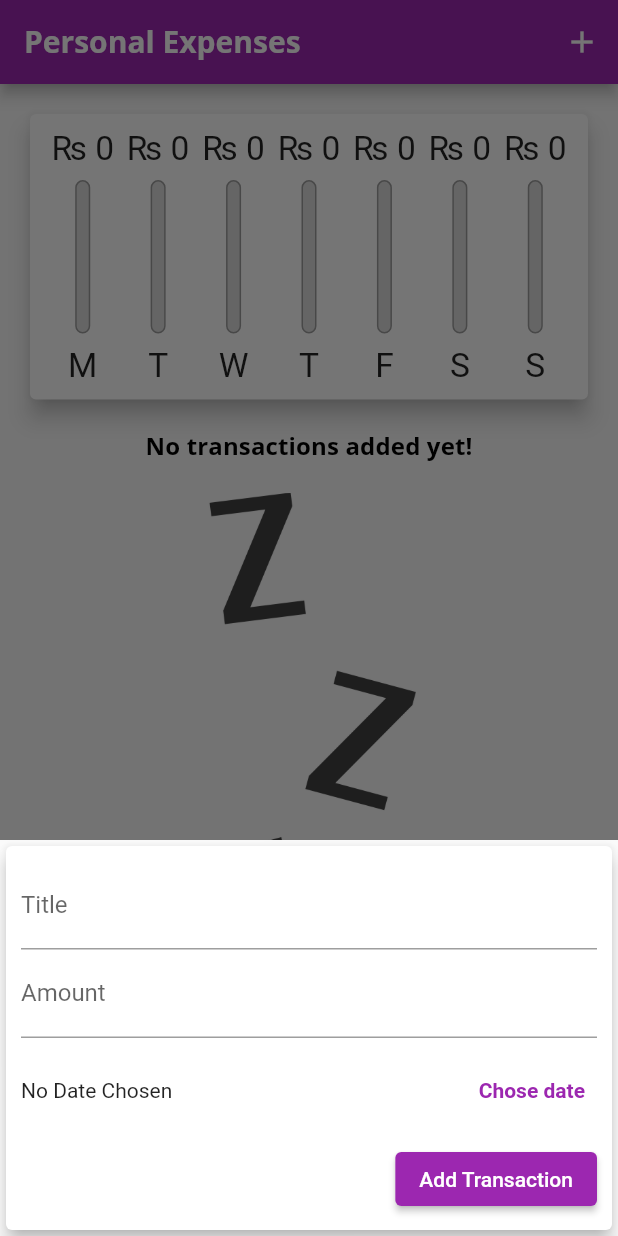
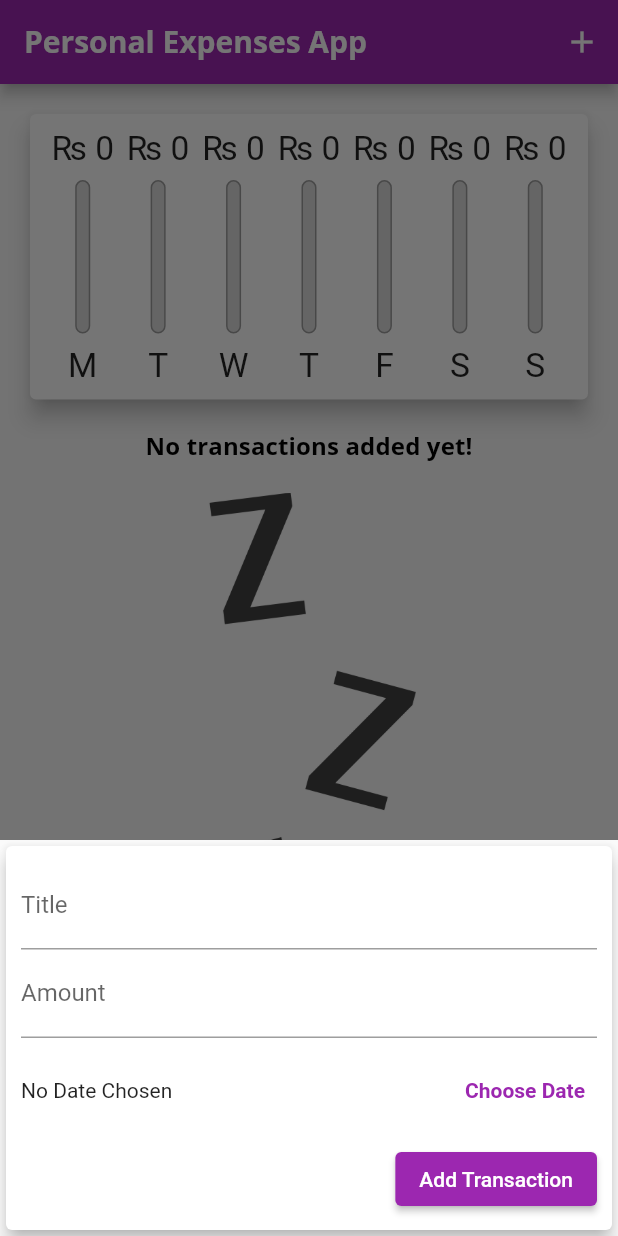
Before and after one commit to ramagrawal2001/flutterPersonal-Expence-App, a Flutter app: the screen it shows after launch, after a tap on the "add" icon, on a phone screen of 412 x 824 dp. Run offline on Flutter 3.47's test engine with Material 2 defaults, Android fonts, the phone set to English and light mode, and no system bars.

Commit message:
Added Adaptive text busstion

```diff
--- a/lib/main.dart
+++ b/lib/main.dart
@@ -116,16 +116,29 @@ class _MyHomePageState extends State<MyHomePage> {
   Widget build(BuildContext context) {
     final isLandscape =
         MediaQuery.of(context).orientation == Orientation.landscape;
-    final appBar = AppBar(
-      title: const Text(
+    final dynamic appBar = Platform.isIOS
+        ? CupertinoNavigationBar(
+            middle: Text(
               'Personal Expenses',
             ),
-      actions: [
+            trailing: Row(
+              mainAxisSize: MainAxisSize.min,
+              children: <Widget>[
+                GestureDetector(
+                  child: Icon(CupertinoIcons.add),
+                  onTap: () => _startAddNewTransaction(context),
+                )
+              ],
+            ),
+          )
+        : AppBar(
+            title: Text(
+              'Personal Expenses App',
+            ),
+            actions: <Widget>[
               IconButton(
+                icon: Icon(Icons.add),
                 onPressed: () => _startAddNewTransaction(context),
-          icon: Icon(
-            Icons.add,
-          ),
               ),
             ],
           );
@@ -145,7 +158,10 @@ class _MyHomePageState extends State<MyHomePage> {
               Row(
                 mainAxisAlignment: MainAxisAlignment.center,
                 children: [
-                  Text('Show Chart'),
+                  Text(
+                    'Show Chart',
+                    style: Theme.of(context).textTheme.titleSmall,
+                  ),
                   Switch.adaptive(
                       activeColor: Theme.of(context).colorScheme.secondary,
                       value: _showChart,
@@ -179,18 +195,22 @@ class _MyHomePageState extends State<MyHomePage> {
         ),
       ),
     );
-    return Scaffold(
+    return Platform.isIOS
+        ? CupertinoPageScaffold(
+            child: pageBody,
+            navigationBar: appBar,
+          )
+        : Scaffold(
             appBar: appBar,
             body: pageBody,
+            floatingActionButtonLocation:
+                FloatingActionButtonLocation.centerFloat,
             floatingActionButton: Platform.isIOS
                 ? Container()
                 : FloatingActionButton(
-              child: Icon(
-                Icons.add,
-              ),
+                    child: Icon(Icons.add),
                     onPressed: () => _startAddNewTransaction(context),
                   ),
-      floatingActionButtonLocation: FloatingActionButtonLocation.centerFloat,
           );
   }
 }
--- /dev/null
+++ b/lib/widgets/adaptive_text_button.dart
@@ -0,0 +1,38 @@
+import 'dart:io';
+
+import 'package:flutter/cupertino.dart';
+import 'package:flutter/material.dart';
+
+class AdaptiveTextButton extends StatelessWidget {
+  final String text;
+  final VoidCallback handler;
+
+  AdaptiveTextButton(this.text, this.handler);
+
+  @override
+  Widget build(BuildContext context) {
+    return Platform.isIOS
+        ? CupertinoButton(
+            child: Text(
+              text,
+              style: TextStyle(
+                fontWeight: FontWeight.bold,
+              ),
+            ),
+            onPressed: handler,
+          )
+        : TextButton(
+            onPressed: handler,
+            style: ButtonStyle(
+              foregroundColor: MaterialStateProperty.all<Color>(
+                  Theme.of(context).primaryColor),
+            ),
+            child: Text(
+              text,
+              style: TextStyle(
+                fontWeight: FontWeight.bold,
+              ),
+            ),
+          );
+  }
+}
--- a/lib/widgets/new_transaction.dart
+++ b/lib/widgets/new_transaction.dart
@@ -1,5 +1,6 @@
 import 'package:flutter/material.dart';
 import 'package:intl/intl.dart';
+import 'adaptive_text_button.dart';
 
 class NewTransaction extends StatefulWidget {
   final Function addTx;
@@ -81,19 +82,7 @@ class _NewTransactionState extends State<NewTransaction> {
                             : 'Picked date: ${DateFormat.yMMMEd().format(_selectedDate)}',
                       ),
                     ),
-                    TextButton(
-                      onPressed: _presentDatePicker,
-                      style: ButtonStyle(
-                        foregroundColor: MaterialStateProperty.all<Color>(
-                            Theme.of(context).primaryColor),
-                      ),
-                      child: Text(
-                        'Chose date',
-                        style: TextStyle(
-                          fontWeight: FontWeight.bold,
-                        ),
-                      ),
-                    ),
+                    AdaptiveTextButton('Choose Date', _presentDatePicker),
                   ],
                 ),
               ),
```
Lines whose indentation alone changed are shown as unchanged.
